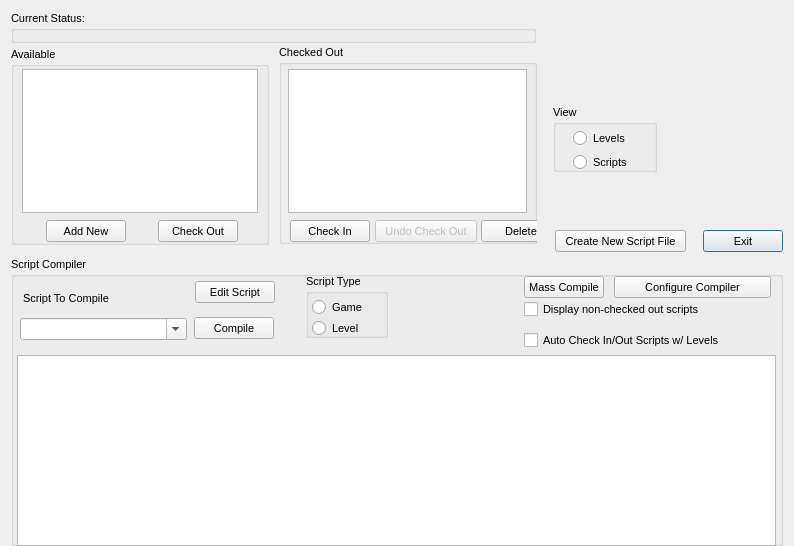
Before: the Qt Designer form qteditor/ui/scriptinterface.ui in DescentNetwork/Descent3, drawn with Qt 5.
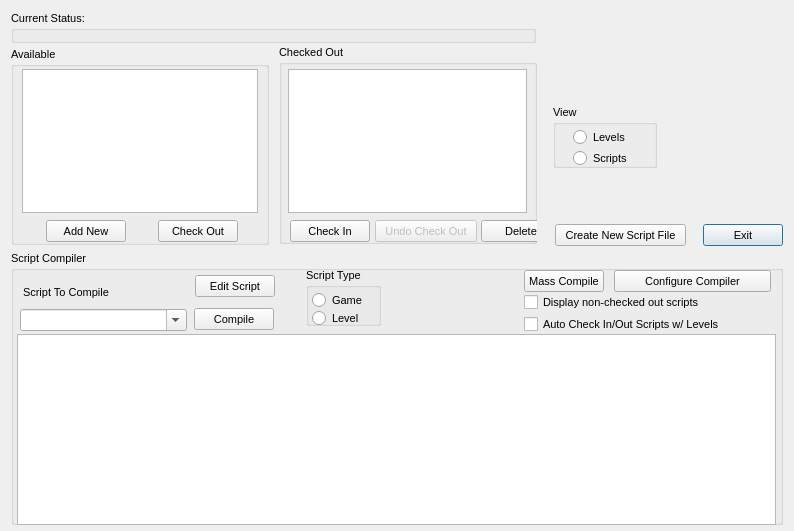
After: the same form once the commit is applied.

```diff
--- a/qteditor/ui/scriptinterface.ui
+++ b/qteditor/ui/scriptinterface.ui
@@ -7,7 +7,7 @@
         <x>0</x>
         <y>0</y>
         <width>794</width>
-        <height>546</height>
+        <height>531</height>
       </rect>
     </property>
     <property name="windowTitle">
@@ -30,13 +30,13 @@
     <property name="minimumSize">
       <size>
         <width>794</width>
-        <height>546</height>
+        <height>531</height>
       </size>
     </property>
     <property name="maximumSize">
       <size>
         <width>794</width>
-        <height>546</height>
+        <height>531</height>
       </size>
     </property>
     <widget class="QGroupBox" name="IDC_STATIC">
@@ -293,7 +293,7 @@
           <x>553</x>
           <y>105</y>
           <width>104</width>
-          <height>67</height>
+          <height>63</height>
         </rect>
       </property>
       <property name="title">
@@ -313,8 +313,8 @@
           <rect>
             <x>20</x>
             <y>24</y>
-            <width>89</width>
-            <height>19</height>
+            <width>59</width>
+            <height>16</height>
           </rect>
         </property>
         <property name="text">
@@ -331,9 +331,9 @@
         <property name="geometry">
           <rect>
             <x>20</x>
-            <y>48</y>
-            <width>89</width>
-            <height>19</height>
+            <y>45</y>
+            <width>59</width>
+            <height>16</height>
           </rect>
         </property>
         <property name="text">
@@ -351,9 +351,9 @@
       <property name="geometry">
         <rect>
           <x>11</x>
-          <y>257</y>
+          <y>251</y>
           <width>772</width>
-          <height>289</height>
+          <height>274</height>
         </rect>
       </property>
       <property name="title">
@@ -373,8 +373,8 @@
           <rect>
             <x>295</x>
             <y>17</y>
-            <width>82</width>
-            <height>64</height>
+            <width>75</width>
+            <height>58</height>
           </rect>
         </property>
         <property name="title">
@@ -394,8 +394,8 @@
             <rect>
               <x>6</x>
               <y>24</y>
-              <width>89</width>
-              <height>19</height>
+              <width>56</width>
+              <height>16</height>
             </rect>
           </property>
           <property name="text">
@@ -412,9 +412,9 @@
           <property name="geometry">
             <rect>
               <x>6</x>
-              <y>45</y>
-              <width>89</width>
-              <height>19</height>
+              <y>42</y>
+              <width>52</width>
+              <height>16</height>
             </rect>
           </property>
           <property name="text">
@@ -531,7 +531,7 @@
             <x>513</x>
             <y>43</y>
             <width>197</width>
-            <height>19</height>
+            <height>16</height>
           </rect>
         </property>
         <property name="text">
@@ -548,7 +548,7 @@
         <property name="geometry">
           <rect>
             <x>183</x>
-            <y>60</y>
+            <y>57</y>
             <width>80</width>
             <height>22</height>
           </rect>
@@ -576,7 +576,7 @@
         <property name="geometry">
           <rect>
             <x>9</x>
-            <y>61</y>
+            <y>58</y>
             <width>167</width>
             <height>22</height>
           </rect>
@@ -595,9 +595,9 @@
         <property name="geometry">
           <rect>
             <x>513</x>
-            <y>74</y>
+            <y>65</y>
             <width>213</width>
-            <height>19</height>
+            <height>16</height>
           </rect>
         </property>
         <property name="text">
@@ -614,7 +614,7 @@
         <property name="geometry">
           <rect>
             <x>6</x>
-            <y>98</y>
+            <y>83</y>
             <width>759</width>
             <height>191</height>
           </rect>
@@ -640,7 +640,7 @@
       <property name="geometry">
         <rect>
           <x>555</x>
-          <y>230</y>
+          <y>224</y>
           <width>131</width>
           <height>22</height>
         </rect>
@@ -665,7 +665,7 @@
       <property name="geometry">
         <rect>
           <x>703</x>
-          <y>230</y>
+          <y>224</y>
           <width>80</width>
           <height>22</height>
         </rect>
```
Left out of the diff: 947 changed lines with no effect on the pictures.
